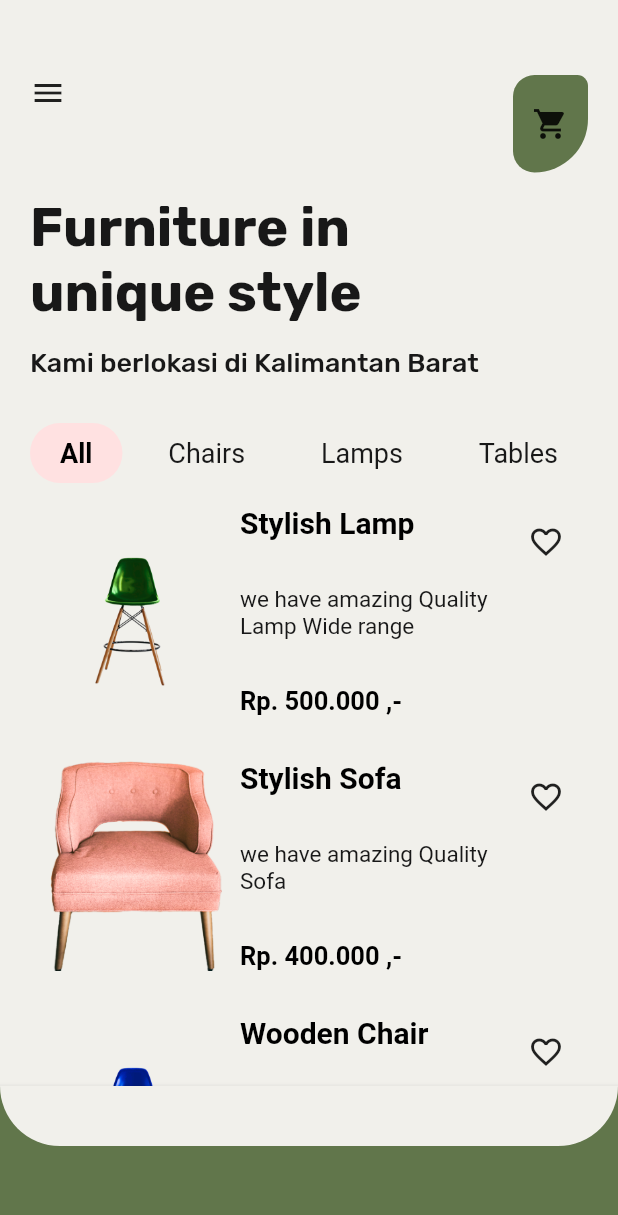
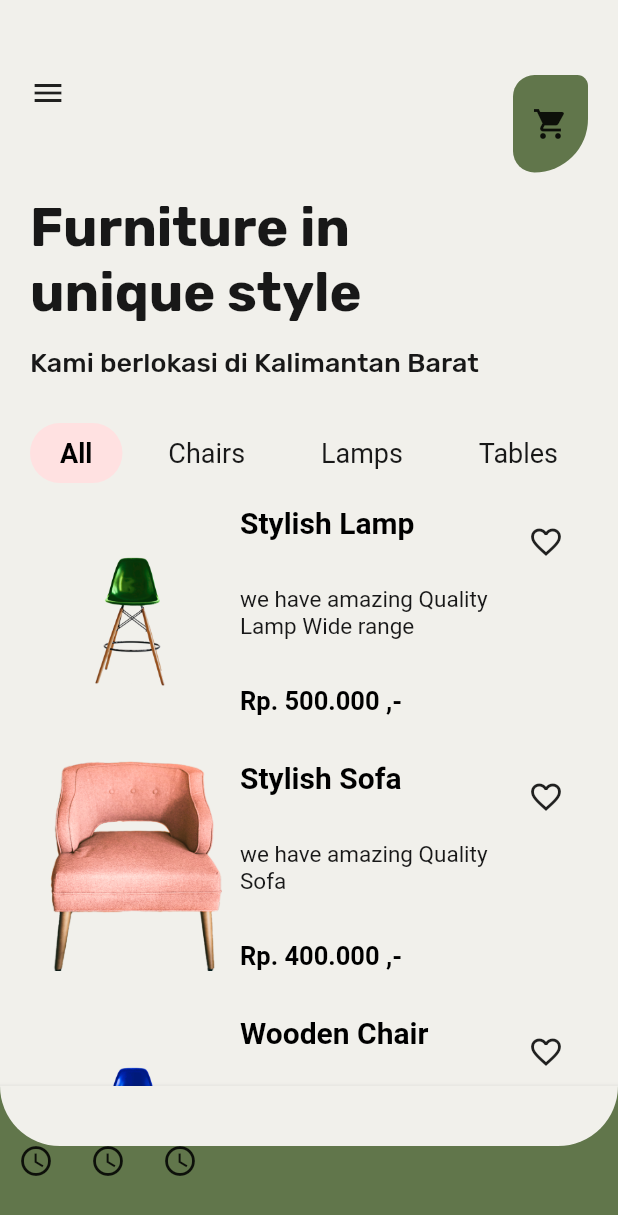
Before and after one commit to bimbimzzz/furniture_apps, a Flutter app: the screen it shows after launch, on a phone screen of 412 x 824 dp. Shown: the top 1215 px of the screen. Run offline on Flutter 3.47's test engine with Material 2 defaults, Android fonts, the phone set to English and light mode, and no system bars; our stand-ins replace google_fonts.

Commit message:
five commit

```diff
--- a/lib/page/home_page.dart
+++ b/lib/page/home_page.dart
@@ -72,6 +72,15 @@ class HomePage extends StatelessWidget {
                         bottomRight: Radius.circular(50.0),
                       )),
                 ),
+              ),
+              Align(
+                child: Row(
+                  children: const [
+                    BottomNavBar(),
+                    BottomNavBar(),
+                    BottomNavBar(),
+                  ],
+                ),
               )
             ],
           ),
@@ -80,3 +89,19 @@ class HomePage extends StatelessWidget {
     );
   }
 }
+
+class BottomNavBar extends StatelessWidget {
+  const BottomNavBar({
+    Key? key,
+  }) : super(key: key);
+
+  @override
+  Widget build(BuildContext context) {
+    return IconButton(
+      onPressed: () {},
+      icon: const Icon(
+        Icons.access_time_sharp,
+      ),
+    );
+  }
+}
```
